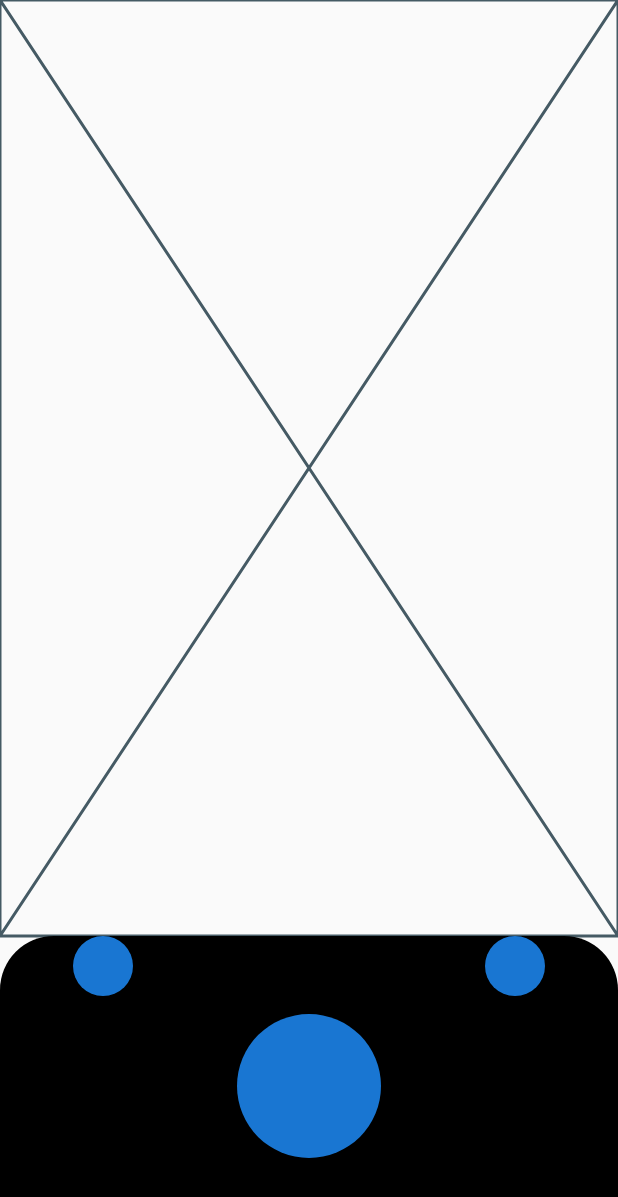
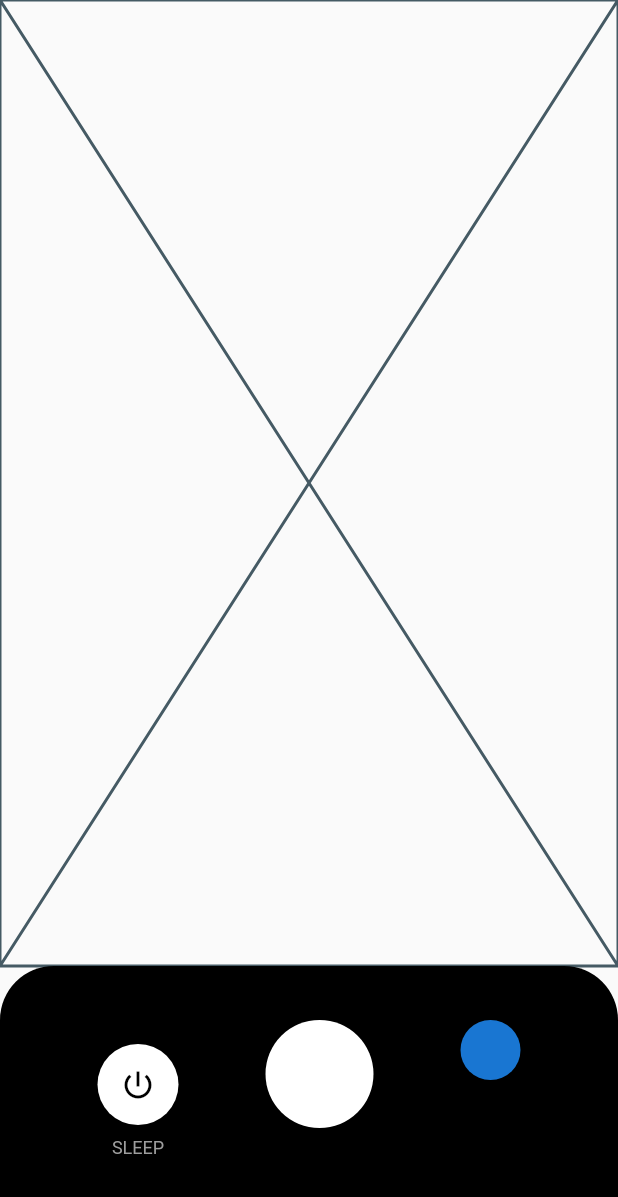
Before and after one commit to JAICHANGPARK/flutter_notebook_18th_story, a Flutter app: the screen it shows after launch, on a phone screen of 412 x 824 dp. Shown: the top 1197 px of the screen. Run offline on Flutter 3.47's test engine with Material 2 defaults, Android fonts, the phone set to English and light mode, and no system bars; our stand-ins replace cached_network_image, flutter_lorem, flutter_riverpod, flutter_svg, freezed_annotation, go_router and 3 more.

Commit message:
Update treadmill_home_page.dart

```diff
--- a/lib/ep1070_treadmill_app/src/ui/treadmill_home_page.dart
+++ b/lib/ep1070_treadmill_app/src/ui/treadmill_home_page.dart
@@ -12,33 +12,48 @@ class TreadmillHomePage extends StatelessWidget {
             child: Placeholder(),
           ),
           Container(
-            height: 200,
+            height: 180,
             decoration: const BoxDecoration(
               color: Colors.black,
               borderRadius: BorderRadius.only(
                 topRight: Radius.circular(36),
                 topLeft: Radius.circular(36),
               ),
-
             ),
+            padding: EdgeInsets.symmetric(horizontal: 36, vertical: 36),
             child: Row(
+              crossAxisAlignment: CrossAxisAlignment.center,
+              mainAxisAlignment: MainAxisAlignment.spaceAround,
               children: [
-                Expanded(child:  Column(
+                Column(
+                  mainAxisAlignment: MainAxisAlignment.center,
                   children: [
-                    CircleAvatar()
+                    CircleAvatar(
+                      radius: 27,
+                      backgroundColor: Colors.white,
+                      foregroundColor: Colors.black,
+                      child: Icon(Icons.power_settings_new),
+                    ),
+                    SizedBox(
+                      height: 8,
+                    ),
+                    Text(
+                      "SLEEP",
+                      style: TextStyle(color: Colors.grey, fontSize: 12),
+                    )
                   ],
-                ),),
-                Expanded(child: Center(
-                  child: CircleAvatar(
-                    radius: 48,
-                  ),
-                )),
-                Expanded(child:  Column(
+                ),
+                Column(
                   children: [
-                    CircleAvatar()
+                    CircleAvatar(
+                      radius: 36,
+                      backgroundColor: Colors.white,
+                    ),
                   ],
-                ),),
-
+                ),
+                Column(
+                  children: [CircleAvatar()],
+                ),
               ],
             ),
           )
```
